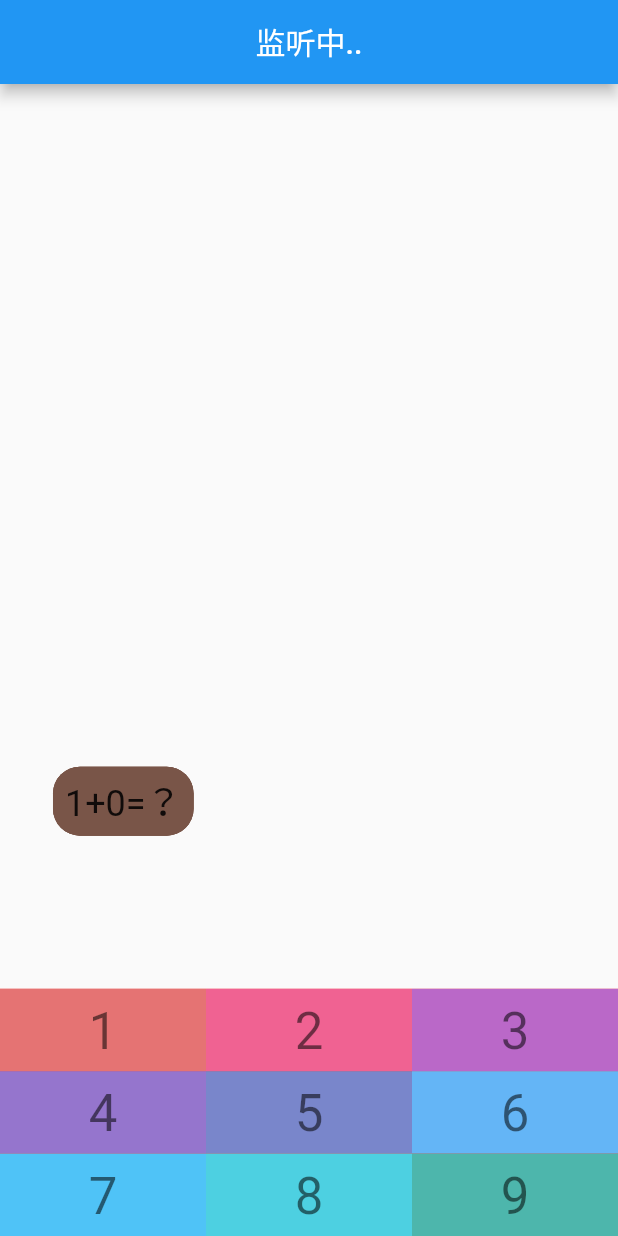
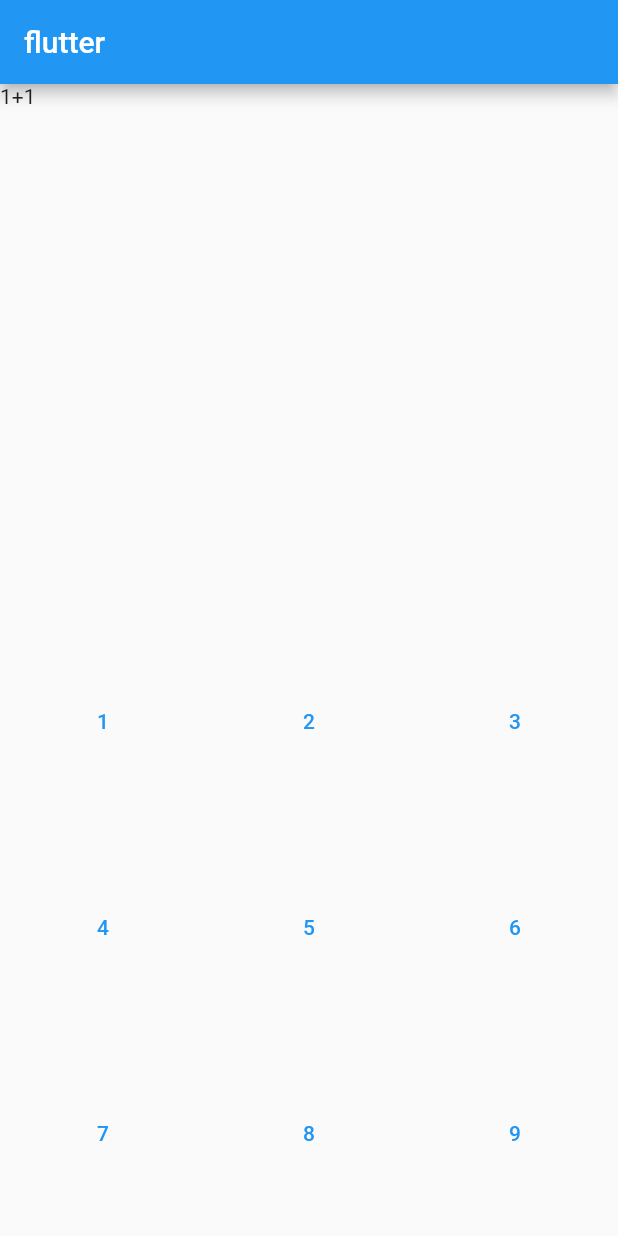
Before and after one commit to gongjianOnline/flutterDome, a Flutter app: the screen it shows after launch, on a phone screen of 412 x 824 dp. Run offline on Flutter 3.47's test engine with Material 2 defaults, Android fonts, the phone set to English and light mode, and no system bars.

```diff
--- a/lib/main.dart
+++ b/lib/main.dart
@@ -1,183 +1,30 @@
-import 'dart:async';
-import 'dart:math';
-
 import 'package:flutter/material.dart';
 
-void main() {
-  runApp(const MyApp());
-}
+void main() => runApp(MyApp());
 
 class MyApp extends StatelessWidget {
-  const MyApp({Key? key}) : super(key: key);
-  // This widget is the root of your application.
   @override
   Widget build(BuildContext context) {
     return MaterialApp(
-      title: 'Flutter Demo',
-      theme: ThemeData(
-        primarySwatch: Colors.blue,
-      ),
-      home: const HomePage(),
-    );
-  }
-}
-
-class HomePage extends StatefulWidget {
-  const HomePage({super.key});
-
-  @override
-  State<HomePage> createState() => _HomePageState();
-}
-
-class _HomePageState extends State<HomePage> {
-  final StreamController<int> _inputController =
-      StreamController.broadcast(); //可以有多个监听者
-  final StreamController<int> _scoreController =
-      StreamController.broadcast();
-
-  int score=0;
-
-  @override
-  Widget build(BuildContext context) {
-    return Scaffold(
+      home: Scaffold(
         appBar: AppBar(
-        centerTitle: true,
-        title: StreamBuilder(
-            stream: _scoreController.stream,
-            builder: (context, snapshot) {
-              if (snapshot.hasData) {
-                score+=snapshot.data as int;
-                return Text("得分：${score}");
-              }
-              if (snapshot.hasError) {
-                return Text("Error:${snapshot.error}");
-              }
-              return const Text("监听中..");
-            }),
+          title: Text("flutter"),
         ),
         body: Stack(
           children: [
-          ...List.generate(3, (index) {
-            return Game(
-              inputController: _inputController,
-              scoreController: _scoreController,
-            );
-          }),
-          KeyPad(
-            inputController: _inputController,
+            Positioned(child: Text("1+1")),
+            Align(
+              alignment: Alignment.bottomCenter,
+              child: GridView.count(
+                shrinkWrap: true,
+                crossAxisCount: 3,
+                children: [1, 2, 3, 4, 5, 6, 7, 8, 9]
+                    .map((val) => TextButton(
+                        onPressed: () {}, child: Text(val.toString())))
+                    .toList(),
+              ),
             )
           ],
-      ),
-    );
-  }
-}
-
-//算数  游戏 子组件
-class Game extends StatefulWidget {
-  final StreamController<int> inputController;
-   final StreamController<int> scoreController;
-
-  const Game({super.key, required this.inputController,required this.scoreController});
-
-  @override
-  State<Game> createState() => _GameState();
-}
-
-class _GameState extends State<Game> with SingleTickerProviderStateMixin {
-  late int a, b;
-  late double x;
-  late AnimationController _animationController;
-  late Color color;
-  @override
-  void reset() {
-    a = Random().nextInt(5) + 1;
-    b = Random().nextInt(5);
-    x = Random().nextDouble() * 320;
-    color = Colors.primaries[Random().nextInt(Colors.primaries.length)];
-  }
-
-  @override
-  void initState() {
-    super.initState();
-
-    reset();
-    _animationController = AnimationController(
-        vsync: this,
-        duration: Duration(milliseconds: Random().nextInt(5000) + 5000));
-
-    _animationController.forward(); //执行一次动画
-
-    _animationController.addStatusListener((status) {
-      if (status == AnimationStatus.completed) {
-        //监听动画执行完成
-        //生成随机数
-        reset();
-         widget.scoreController.add(-1);  //最底部减去1分
-        _animationController.forward(from: 0.0); //重新执行一次动画
-      }
-    });
-
-    //监听键盘按键
-    widget.inputController.stream.listen((event) {
-      print(event);
-      if (a + b == event) {
-        reset();
-        widget.scoreController.add(3);  //打中加3分
-        _animationController.forward(from: 0.0);
-      }
-    });
-  }
-
-  @override
-  Widget build(BuildContext context) {
-    return AnimatedBuilder(
-        animation: _animationController,
-        builder: (context, child) {
-          return Positioned(
-            top: Tween(begin: -50.0, end: 560.0)
-                .animate(_animationController)
-                .value,
-            left: x,
-            child: Container(
-              padding: const EdgeInsets.fromLTRB(8, 5, 8, 5),
-              decoration: BoxDecoration(
-                  color: color, borderRadius: BorderRadius.circular(18)),
-              child: Text("$a+$b=？", style: TextStyle(fontSize: 24)),
-            ),
-          );
-        });
-  }
-}
-
-//键盘 子组件
-class KeyPad extends StatelessWidget {
-  final StreamController<int> inputController;
-  const KeyPad({super.key, required this.inputController});
-
-  @override
-  Widget build(BuildContext context) {
-    return Align(
-      alignment: Alignment.bottomCenter,
-      child: Container(
-        color: Colors.red,
-        child: GridView.count(
-          shrinkWrap: true, //收缩
-          crossAxisCount: 3,
-          childAspectRatio: 5 / 2,
-          children: List.generate(9, (index) {
-            return TextButton(
-                style: ButtonStyle(
-                    shape: MaterialStateProperty.all(
-                        const RoundedRectangleBorder()),
-                    backgroundColor:
-                        MaterialStateProperty.all(Colors.primaries[index][300]),
-                    foregroundColor: MaterialStateProperty.all(Colors.black)),
-                onPressed: () {
-                  inputController.add(index + 1);
-                },
-                child: Text("${index + 1}",
-                    style: Theme.of(context).textTheme.headline4));
-          }),
         ),
       ),
     );
```
Also changed, not shown: lib/components/page1.dart (deleted, +0 -69 lines), lib/components/page2.dart (deleted, +0 -64 lines), lib/components/page3.dart (deleted, +0 -53 lines), lib/components/page4.dart (deleted, +0 -28 lines), lib/main01.dart (deleted, +0 -8 lines), lib/page/home.dart (deleted, +0 -49 lines), lib/routes/route.dart (deleted, +0 -34 lines). Lines whose indentation alone changed are shown as unchanged.
